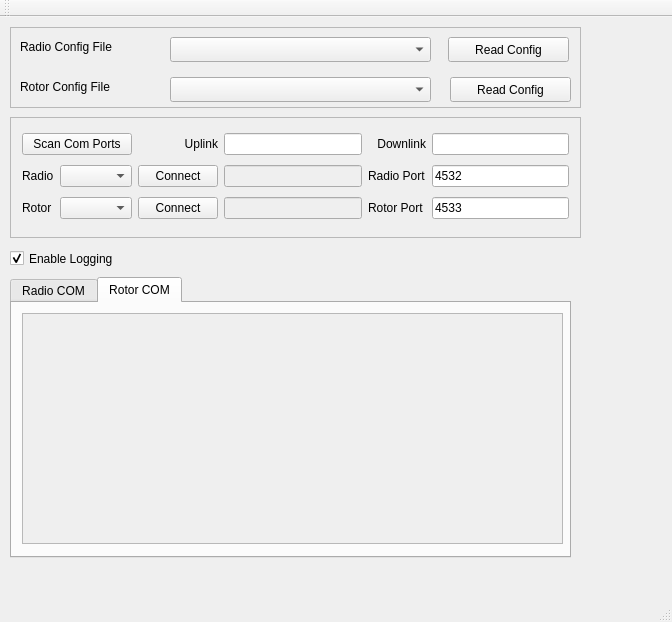
First picture: the form in mainwindow.ui, repository lisa50469/Gcontrols, before the edit.
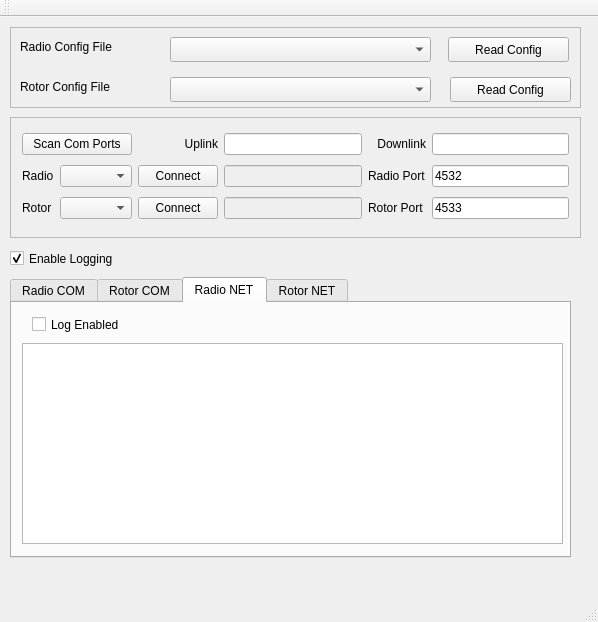
Second picture: the form after the edit. The open tabs and pages were chosen to show the change.

Patch:
```diff
--- a/mainwindow.ui
+++ b/mainwindow.ui
@@ -6,7 +6,7 @@
    <rect>
     <x>0</x>
     <y>0</y>
-    <width>672</width>
+    <width>598</width>
     <height>622</height>
    </rect>
   </property>
@@ -279,6 +279,65 @@
       </property>
      </widget>
     </widget>
+    <widget class="QWidget" name="tab_3">
+     <attribute name="title">
+      <string>Radio NET</string>
+     </attribute>
+     <widget class="QCheckBox" name="checkBox_RadioNet">
+      <property name="enabled">
+       <bool>true</bool>
+      </property>
+      <property name="geometry">
+       <rect>
+        <x>20</x>
+        <y>10</y>
+        <width>141</width>
+        <height>23</height>
+       </rect>
+      </property>
+      <property name="text">
+       <string>Log Enabled</string>
+      </property>
+     </widget>
+     <widget class="QPlainTextEdit" name="plainTextEdit_RadioNET">
+      <property name="geometry">
+       <rect>
+        <x>10</x>
+        <y>40</y>
+        <width>541</width>
+        <height>201</height>
+       </rect>
+      </property>
+     </widget>
+    </widget>
+    <widget class="QWidget" name="tab_4">
+     <attribute name="title">
+      <string>Rotor NET</string>
+     </attribute>
+     <widget class="QCheckBox" name="checkBox_RotorNet">
+      <property name="geometry">
+       <rect>
+        <x>20</x>
+        <y>10</y>
+        <width>111</width>
+        <height>23</height>
+       </rect>
+      </property>
+      <property name="text">
+       <string>Log Enabled</string>
+      </property>
+     </widget>
+     <widget class="QPlainTextEdit" name="plainTextEdit_RotorNET">
+      <property name="geometry">
+       <rect>
+        <x>10</x>
+        <y>40</y>
+        <width>541</width>
+        <height>201</height>
+       </rect>
+      </property>
+     </widget>
+    </widget>
    </widget>
    <widget class="QFrame" name="frame_2">
     <property name="geometry">
```
Left out of the diff: 4 changed lines with no effect on the pictures.
